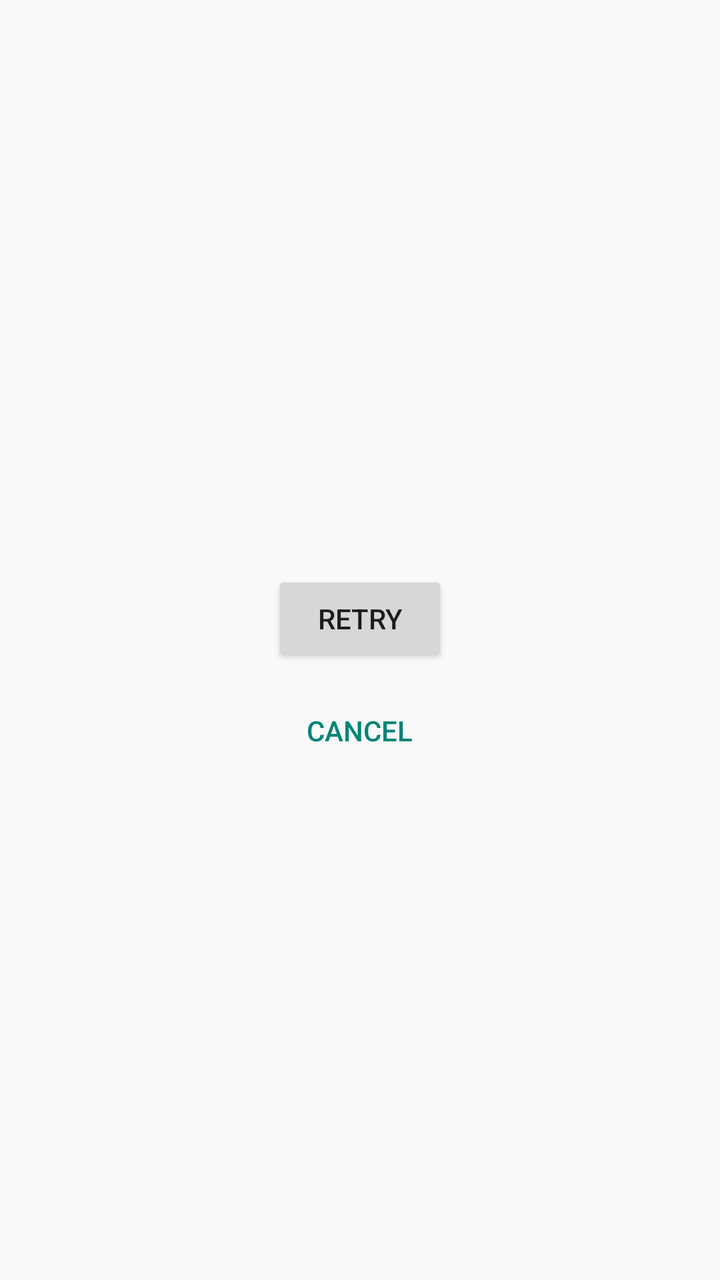
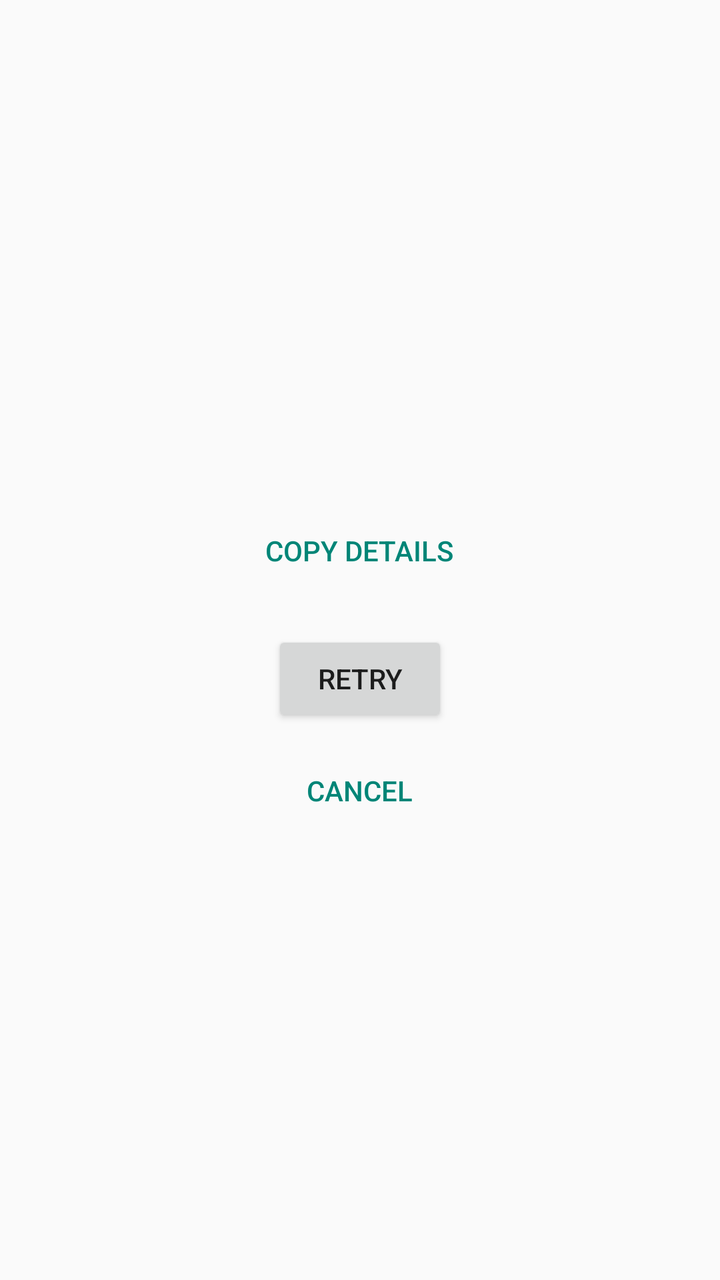

Two renders of the same Android screen: before a commit and after it. Below are the layout's source before the change and the commit's diff.
<!-- AndroidManifest.xml: application theme AppTheme -->
<!-- res/layout/activity_error.xml -->
<?xml version="1.0" encoding="utf-8"?>
<LinearLayout xmlns:android="http://schemas.android.com/apk/res/android"
    android:layout_width="match_parent"
    android:layout_height="match_parent"
    android:gravity="center"
    android:orientation="vertical"
    android:padding="24dp">

    <TextView
        android:id="@+id/error_message"
        android:layout_width="wrap_content"
        android:layout_height="wrap_content"
        android:gravity="center"
        android:textIsSelectable="true" />

    <Button
        android:id="@+id/retry"
        android:layout_width="wrap_content"
        android:layout_height="wrap_content"
        android:layout_marginTop="16dp"
        android:text="@string/retry" />

    <Button
        android:id="@+id/cancel"
        style="?android:attr/buttonBarButtonStyle"
        android:layout_width="wrap_content"
        android:layout_height="wrap_content"
        android:layout_marginTop="8dp"
        android:text="@string/cancel" />

</LinearLayout>
<!-- resources referenced by this layout -->
<resources>
  <string name="cancel">Cancel</string>
  <string name="retry">Retry</string>
  <style name="AppTheme" parent="android:Theme.Material.Light.NoActionBar" />
</resources>

<!-- the commit's change to res/layout/activity_error.xml (unified diff, before → after) -->
@@ -12,6 +12,14 @@
         android:layout_height="wrap_content"
         android:gravity="center"
         android:textIsSelectable="true" />
+
+    <Button
+        android:id="@+id/copy_details"
+        style="?android:attr/buttonBarButtonStyle"
+        android:layout_width="wrap_content"
+        android:layout_height="wrap_content"
+        android:layout_marginTop="12dp"
+        android:text="@string/copy_details" />
 
     <Button
         android:id="@+id/retry"
<!-- resource entries referenced after the edit -->
@@ -1,6 +1,7 @@
 <!-- resources referenced by this layout -->
 <resources>
   <string name="cancel">Cancel</string>
+  <string name="copy_details">Copy details</string>
   <string name="retry">Retry</string>
   <style name="AppTheme" parent="android:Theme.Material.Light.NoActionBar" />
 </resources>
